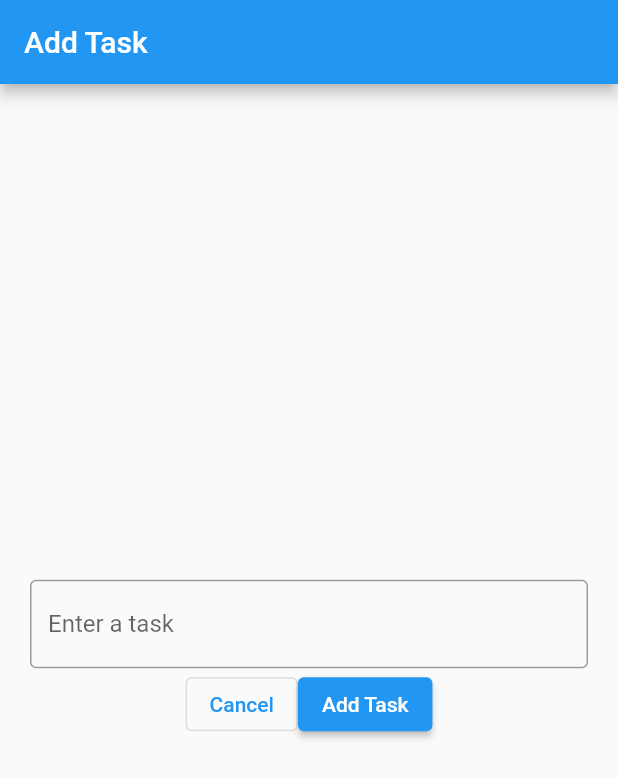
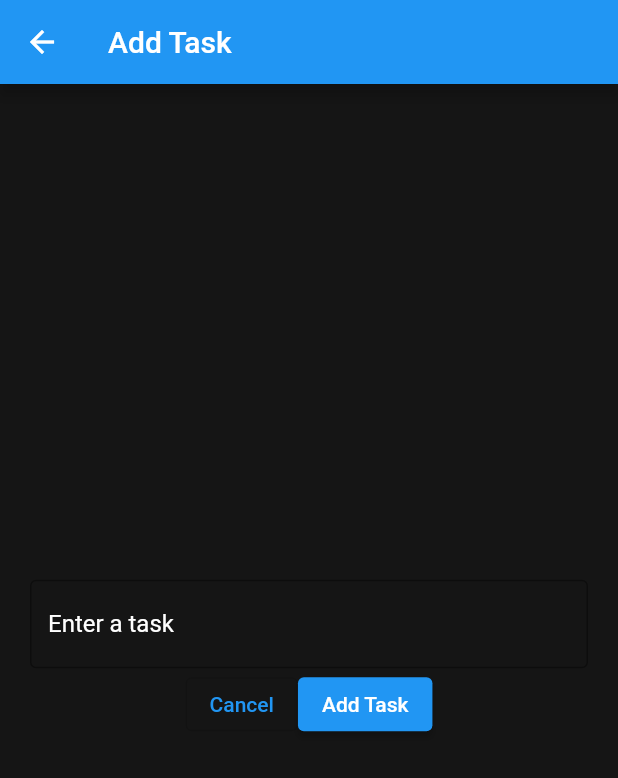
Before and after one commit to niravjaiswal/todo, a Flutter app: the screen it shows after launch, after a tap on the "add" icon, on a phone screen of 412 x 824 dp. Shown: the top 778 px of the screen. Run offline on Flutter 3.47's test engine with Material 2 defaults, Android fonts, the phone set to English and light mode, and no system bars.

Commit message:
style changes

```diff
--- a/lib/add_task_screen.dart
+++ b/lib/add_task_screen.dart
@@ -16,8 +16,7 @@ class _AddTaskScreenState extends State<AddTaskScreen> {
   @override
   Widget build(BuildContext context) {
     TextEditingController? texthandler = TextEditingController();
-    return MaterialApp(
-      home: Scaffold(
+    return Scaffold(
       appBar: AppBar(
         title: const Text("Add Task"),
       ),
@@ -51,7 +50,7 @@ class _AddTaskScreenState extends State<AddTaskScreen> {
             ],
           ),
         ],
-          )),
+      ),
     );
   }
 }
--- a/lib/main.dart
+++ b/lib/main.dart
@@ -24,6 +24,10 @@ class _MyAppState extends State<MyApp> {
   @override
   Widget build(BuildContext context) {
     return MaterialApp(
+      title: "ToDo List",
+      theme: ThemeData(
+          scaffoldBackgroundColor: const Color.fromARGB(255, 21, 21, 21),
+          unselectedWidgetColor: Colors.white),
       home: Scaffold(
         appBar: AppBar(
           title: const Text("ToDo List"),
--- a/lib/textbox.dart
+++ b/lib/textbox.dart
@@ -9,11 +9,12 @@ class Textbox extends StatelessWidget {
     return Padding(
       padding: const EdgeInsets.symmetric(horizontal: 20),
       child: TextField(
+        style: const TextStyle(color: Colors.white),
         controller: textHandler,
         decoration: const InputDecoration(
-          border: OutlineInputBorder(),
-          hintText: 'Enter a task',
-        ),
+            border: OutlineInputBorder(),
+            hintText: 'Enter a task',
+            hintStyle: TextStyle(color: Colors.white)),
       ),
     );
   }
--- a/lib/todo_list.dart
+++ b/lib/todo_list.dart
@@ -15,13 +15,17 @@ class _TodoListState extends State<TodoList> {
     List<Widget> list = [];
     for (Task taski in widget.tasks) {
       list.add(CheckboxListTile(
+        selectedTileColor: Colors.amber,
         value: taski.progress,
         onChanged: (boolean) {
           setState(() {
             taski.setProgress(boolean);
           });
         },
-        title: Text(taski.task),
+        title: Text(
+          taski.task,
+          style: const TextStyle(color: Colors.white),
+        ),
       ));
     }
     return list;
```
Lines whose indentation alone changed are shown as unchanged.
